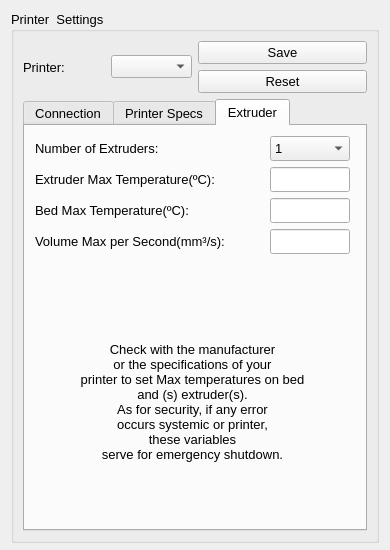
This is PrinterSettingsWidget.ui in KDE/brprint3d as Qt 5 draws it before an edit. The edited form follows.
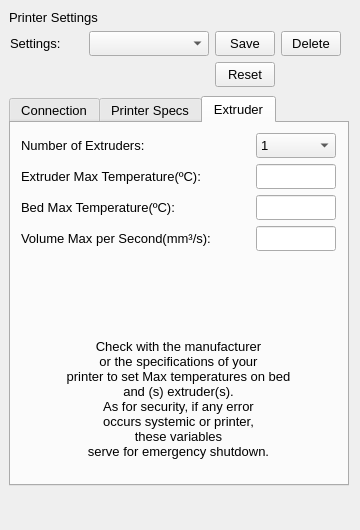
This is the edited form. The open tabs and pages were chosen to show the change. Icons and pictures are not drawn.

Patch:
```diff
--- a/PrinterSettingsWidget.ui
+++ b/PrinterSettingsWidget.ui
@@ -6,20 +6,20 @@
    <rect>
     <x>0</x>
     <y>0</y>
-    <width>390</width>
-    <height>550</height>
+    <width>360</width>
+    <height>530</height>
    </rect>
   </property>
   <property name="minimumSize">
    <size>
-    <width>390</width>
-    <height>550</height>
+    <width>360</width>
+    <height>525</height>
    </size>
   </property>
   <property name="maximumSize">
    <size>
-    <width>390</width>
-    <height>550</height>
+    <width>370</width>
+    <height>530</height>
    </size>
   </property>
   <property name="font">
@@ -27,57 +27,21 @@
     <pointsize>10</pointsize>
    </font>
   </property>
-  <layout class="QVBoxLayout" name="verticalLayout_2">
-   <item>
-    <widget class="QGroupBox" name="PrinterSets">
-     <property name="minimumSize">
-      <size>
-       <width>0</width>
-       <height>532</height>
-      </size>
-     </property>
-     <property name="title">
-      <string>Printer  Settings</string>
-     </property>
-     <layout class="QVBoxLayout" name="verticalLayout_4">
-      <item>
-       <layout class="QHBoxLayout" name="horizontalLayout_3">
-        <item>
-         <layout class="QHBoxLayout" name="horizontalLayout_2">
-          <item>
-           <widget class="QLabel" name="lb_printer">
-            <property name="text">
-             <string>Printer:</string>
-            </property>
-           </widget>
-          </item>
-          <item>
-           <widget class="QComboBox" name="cb_PrinterSettings"/>
-          </item>
-         </layout>
-        </item>
-        <item>
-         <layout class="QVBoxLayout" name="verticalLayout">
-          <item>
-           <widget class="QPushButton" name="bt_SaveSettings">
-            <property name="text">
-             <string>Save</string>
-            </property>
-           </widget>
-          </item>
-          <item>
-           <widget class="QPushButton" name="bt_DefaultSettings">
-            <property name="text">
-             <string>Reset</string>
-            </property>
-           </widget>
-          </item>
-         </layout>
-        </item>
-       </layout>
-      </item>
-      <item>
        <widget class="QTabWidget" name="Config">
+   <property name="geometry">
+    <rect>
+     <x>9</x>
+     <y>96</y>
+     <width>340</width>
+     <height>390</height>
+    </rect>
+   </property>
+   <property name="minimumSize">
+    <size>
+     <width>340</width>
+     <height>390</height>
+    </size>
+   </property>
         <property name="currentIndex">
          <number>0</number>
         </property>
@@ -310,7 +274,7 @@
          <attribute name="title">
           <string>Printer Specs</string>
          </attribute>
-         <widget class="QWidget" name="layoutWidget">
+    <widget class="QWidget" name="layoutWidget_3">
           <property name="geometry">
            <rect>
             <x>10</x>
@@ -490,7 +454,7 @@
          <attribute name="title">
           <string>Extruder</string>
          </attribute>
-         <widget class="QWidget" name="layoutWidget">
+    <widget class="QWidget" name="layoutWidget_4">
           <property name="geometry">
            <rect>
             <x>10</x>
@@ -573,17 +537,7 @@
              </property>
             </widget>
            </item>
-           <item row="4" column="0">
-            <widget class="QLabel" name="label_5">
-             <property name="text">
-              <string/>
-             </property>
-             <property name="pixmap">
-              <pixmap resource="resources.qrc">:/Icons/Icons/warningMax.png</pixmap>
-             </property>
-            </widget>
-           </item>
-           <item row="5" column="0" colspan="2">
+      <item row="7" column="0" colspan="2">
             <widget class="QLabel" name="lb_obs">
              <property name="font">
               <font>
@@ -598,15 +552,110 @@
              </property>
             </widget>
            </item>
+      <item row="6" column="0">
+       <widget class="QLabel" name="label_5">
+        <property name="text">
+         <string/>
+        </property>
+        <property name="pixmap">
+         <pixmap resource="resources.qrc">:/Icons/Icons/warningMax.png</pixmap>
+        </property>
+        <property name="alignment">
+         <set>Qt::AlignCenter</set>
+        </property>
+       </widget>
+      </item>
           </layout>
          </widget>
         </widget>
        </widget>
-      </item>
-     </layout>
-    </widget>
-   </item>
-  </layout>
+  <widget class="QLabel" name="label">
+   <property name="geometry">
+    <rect>
+     <x>9</x>
+     <y>9</y>
+     <width>125</width>
+     <height>16</height>
+    </rect>
+   </property>
+   <property name="text">
+    <string>Printer Settings</string>
+   </property>
+  </widget>
+  <widget class="QWidget" name="layoutWidget">
+   <property name="geometry">
+    <rect>
+     <x>10</x>
+     <y>31</y>
+     <width>331</width>
+     <height>58</height>
+    </rect>
+   </property>
+   <layout class="QGridLayout" name="gridLayout_4">
+    <item row="0" column="0">
+     <widget class="QLabel" name="lb_printer">
+      <property name="text">
+       <string>Settings:</string>
+      </property>
+     </widget>
+    </item>
+    <item row="0" column="1">
+     <widget class="QComboBox" name="cb_PrinterSettings">
+      <property name="minimumSize">
+       <size>
+        <width>120</width>
+        <height>25</height>
+       </size>
+      </property>
+     </widget>
+    </item>
+    <item row="0" column="2">
+     <widget class="QPushButton" name="bt_SaveSettings">
+      <property name="maximumSize">
+       <size>
+        <width>60</width>
+        <height>25</height>
+       </size>
+      </property>
+      <property name="text">
+       <string>Save</string>
+      </property>
+     </widget>
+    </item>
+    <item row="0" column="3">
+     <widget class="QPushButton" name="pushButton">
+      <property name="maximumSize">
+       <size>
+        <width>60</width>
+        <height>25</height>
+       </size>
+      </property>
+      <property name="text">
+       <string>Delete</string>
+      </property>
+     </widget>
+    </item>
+    <item row="1" column="2">
+     <widget class="QPushButton" name="bt_DefaultSettings">
+      <property name="minimumSize">
+       <size>
+        <width>60</width>
+        <height>25</height>
+       </size>
+      </property>
+      <property name="maximumSize">
+       <size>
+        <width>60</width>
+        <height>25</height>
+       </size>
+      </property>
+      <property name="text">
+       <string>Reset</string>
+      </property>
+     </widget>
+    </item>
+   </layout>
+  </widget>
  </widget>
  <resources>
   <include location="resources.qrc"/>
```
Left out of the diff: 7 changed lines with no effect on the pictures. Lines whose indentation alone changed are shown as unchanged.
